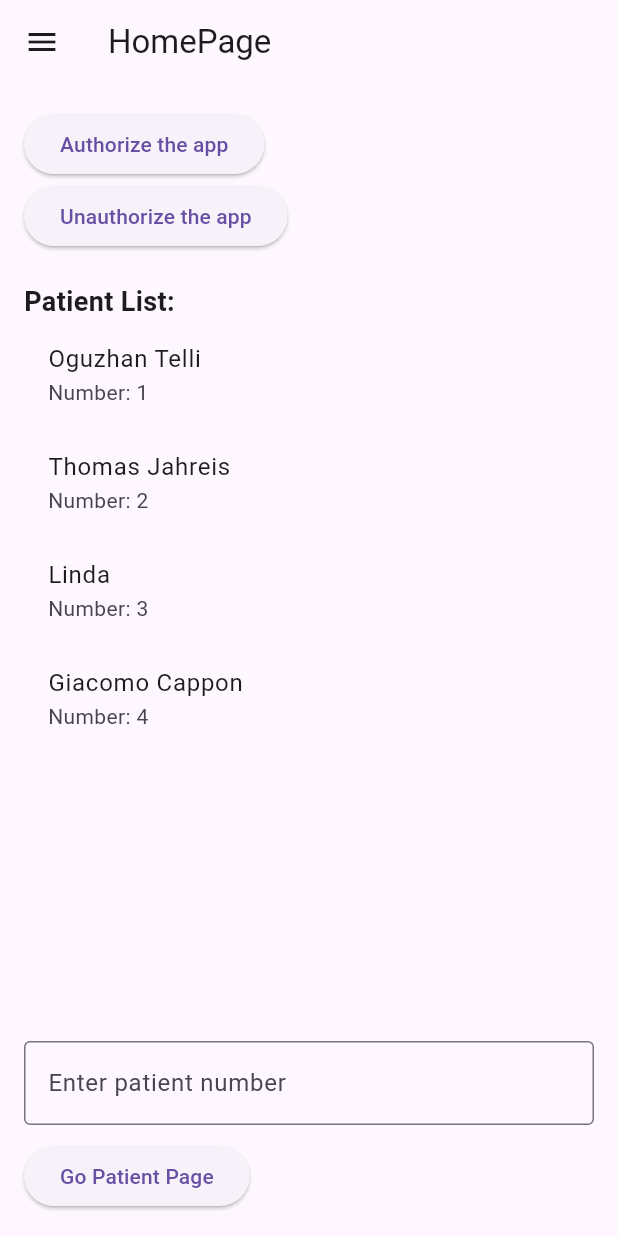
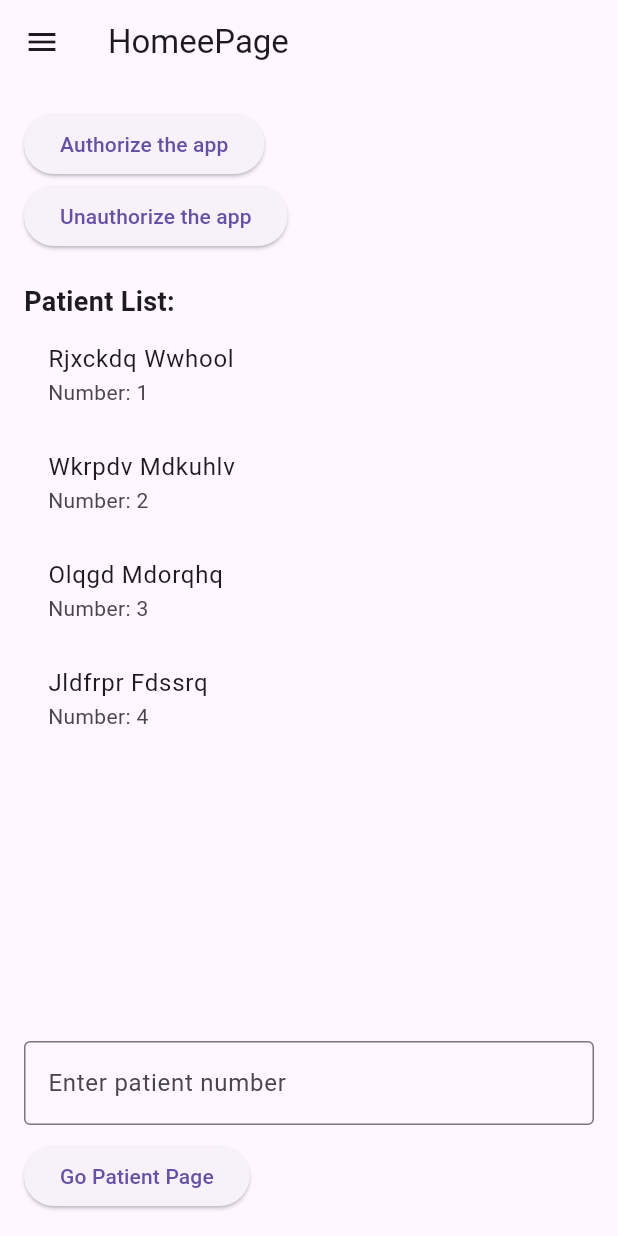
Before and after one commit to Bronzaquerta/SubstanceSafe, a Flutter app: the HomePage screen opened directly, on a phone screen of 412 x 824 dp. Run offline on Flutter 3.47's test engine with Material 3 defaults, Android fonts, the phone set to English and light mode, and no system bars; our stand-ins replace fl_chart, jwt_decoder, shared_preferences; accounts and stored records are empty.

Commit message:
id secrecy and caesarEncrypt

```diff
--- a/substancesafe_beta/lib/screens/homepage.dart
+++ b/substancesafe_beta/lib/screens/homepage.dart
@@ -1,11 +1,11 @@
+// homepage.dart
 import 'package:flutter/material.dart';
 import 'package:jwt_decoder/jwt_decoder.dart';
 import 'package:shared_preferences/shared_preferences.dart';
 import 'package:substancesafe_beta/screens/loginpage.dart';
 import 'package:substancesafe_beta/screens/patientDetailPage.dart';
 import 'package:substancesafe_beta/utils/impact.dart';
-
-
+import 'package:substancesafe_beta/utils/patient_list.dart'; // Import the patient list
 
 class HomePage extends StatefulWidget {
   @override
@@ -15,14 +15,6 @@ class HomePage extends StatefulWidget {
 class _HomePageState extends State<HomePage> {
   TextEditingController patientNumberController = TextEditingController();
 
-  final List<Map<String, String>> patients = [
-    {'name': 'Oguzhan Telli', 'number': '1'},
-    {'name': 'Thomas Jahreis', 'number': '2'},
-    {'name': 'Linda', 'number': '3'},
-    {'name': 'Giacomo Cappon', 'number': '4'},
-    // Add more patients here
-  ];
-
   void _logout(BuildContext context) async {
     final sharedPreferences = await SharedPreferences.getInstance();
     await sharedPreferences.remove('isUserLogged');
@@ -31,16 +23,34 @@ class _HomePageState extends State<HomePage> {
         .pushReplacement(MaterialPageRoute(builder: (context) => LoginPage()));
   }
 
-
   Future<int?> _authorize() async {
     return Impact.authorize();
+  }
+
+  // Define a function to apply Caesar cipher encryption
+  String caesarEncrypt(String text, int shift) {
+    StringBuffer result = StringBuffer();
+    for (int i = 0; i < text.length; i++) {
+      int charCode = text.codeUnitAt(i);
+      if (charCode >= 65 && charCode <= 90) {
+        // Encrypt uppercase letters
+        result.write(String.fromCharCode((charCode - 65 + shift) % 26 + 65));
+      } else if (charCode >= 97 && charCode <= 122) {
+        // Encrypt lowercase letters
+        result.write(String.fromCharCode((charCode - 97 + shift) % 26 + 97));
+      } else {
+        // Keep non-alphabetic characters unchanged
+        result.write(text[i]);
+      }
+    }
+    return result.toString();
   }
 
   @override
   Widget build(BuildContext context) {
     return Scaffold(
       appBar: AppBar(
-        title: Text('HomePage'),
+        title: Text('HomeePage'),
       ),
       drawer: Drawer(
         child: ListView(
@@ -94,8 +104,10 @@ class _HomePageState extends State<HomePage> {
             child: ListView.builder(
               itemCount: patients.length,
               itemBuilder: (context, index) {
+                // Encrypt the patient name using Caesar cipher with a shift of 3
+                String encryptedName = caesarEncrypt(patients[index]['name']!, 3);
                 return ListTile(
-                    title: Text(patients[index]['name']!),
+                  title: Text(encryptedName), // Display the encrypted name
                   subtitle: Text('Number: ${patients[index]['number']}'),
                 );
               },
--- a/substancesafe_beta/lib/utils/patient_list.dart
+++ b/substancesafe_beta/lib/utils/patient_list.dart
@@ -1,9 +1,9 @@
 // patient_list.dart
 
 final List<Map<String, String>> patients = [
-  {'name': 'Oguzhan Telli', 'number': '1'},
-  {'name': 'Thomas Jahreis', 'number': '2'},
-  {'name': 'Linda Jalonen', 'number': '3'},
-  {'name': 'Giacomo Cappon', 'number': '4'},
+  {'name': 'Oguzhan Ttelli', 'number': '1','id':'123'},
+  {'name': 'Thomas Jahreis', 'number': '2','id':'321'},
+  {'name': 'Linda Jalonen', 'number': '3','id':'213'},
+  {'name': 'Giacomo Cappon', 'number': '4','id':'231'},
   // Add more patients here
 ];
```
Lines whose indentation alone changed are shown as unchanged.
